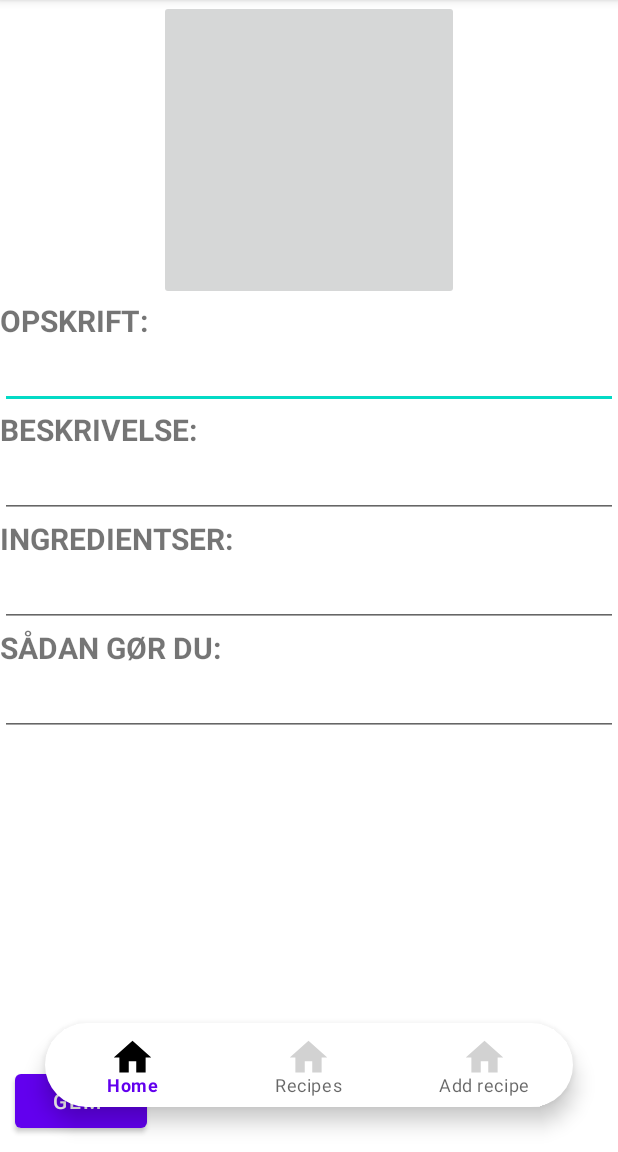
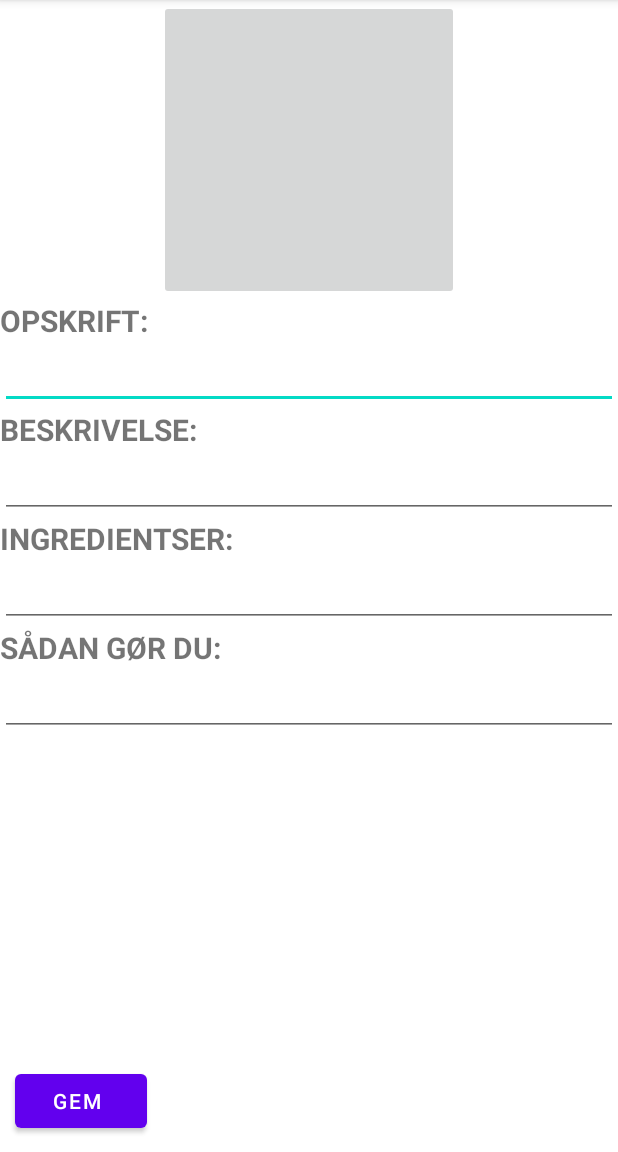
Before and after one commit to Christensenkim/FoodplanerMobile, an Android app: the MealDetailsActivity screen opened directly, with no data from a screen before it, on a phone screen of 412 x 824 dp, the part 84-1236 px from its top. Run offline under Robolectric (Android 15) with nearby library versions, the phone set to English and light mode, and no system bars; libraries missing offline, so code that uses them is left out: io.socket.client; pictures from the network do not load; 2 statements that could not run were skipped.

Commit message:
Menu update

```diff
--- a/app/src/main/res/layout/activity_mealdetails.xml
+++ b/app/src/main/res/layout/activity_mealdetails.xml
@@ -1,7 +1,6 @@
 <?xml version="1.0" encoding="utf-8"?>
 <RelativeLayout
     xmlns:android="http://schemas.android.com/apk/res/android"
-    xmlns:app="http://schemas.android.com/apk/res-auto"
     android:layout_width="match_parent"
     android:layout_height="match_parent">
 
@@ -95,18 +94,18 @@
 
     </LinearLayout>
 
-    <com.google.android.material.bottomnavigation.BottomNavigationView
-        android:layout_width="match_parent"
-        android:layout_height="wrap_content"
-        android:id="@+id/bottomNav"
-        android:layout_margin="30dp"
-        android:background="@drawable/bg"
-        android:elevation="2dp"
-        app:itemIconSize="30dp"
-        app:menu="@menu/menu_items"
-        app:labelVisibilityMode="labeled"
-        app:itemIconTint="@drawable/item_selector"
-        android:foregroundGravity="bottom"
-        android:layout_alignParentBottom="true"/>
+<!--    <com.google.android.material.bottomnavigation.BottomNavigationView-->
+<!--        android:layout_width="match_parent"-->
+<!--        android:layout_height="wrap_content"-->
+<!--        android:id="@+id/bottomNav"-->
+<!--        android:layout_margin="30dp"-->
+<!--        android:background="@drawable/bg"-->
+<!--        android:elevation="2dp"-->
+<!--        app:itemIconSize="30dp"-->
+<!--        app:menu="@menu/menu_items"-->
+<!--        app:labelVisibilityMode="labeled"-->
+<!--        app:itemIconTint="@drawable/item_selector"-->
+<!--        android:foregroundGravity="bottom"-->
+<!--        android:layout_alignParentBottom="true"/>-->
 
 </RelativeLayout>
```
Also changed, not shown: app/src/main/java/com/example/foodplanermobile/MealDetailsActivity.kt (+0 -26 lines), app/src/main/java/com/example/foodplanermobile/MealOverviewActivity.kt (+0 -29 lines).
